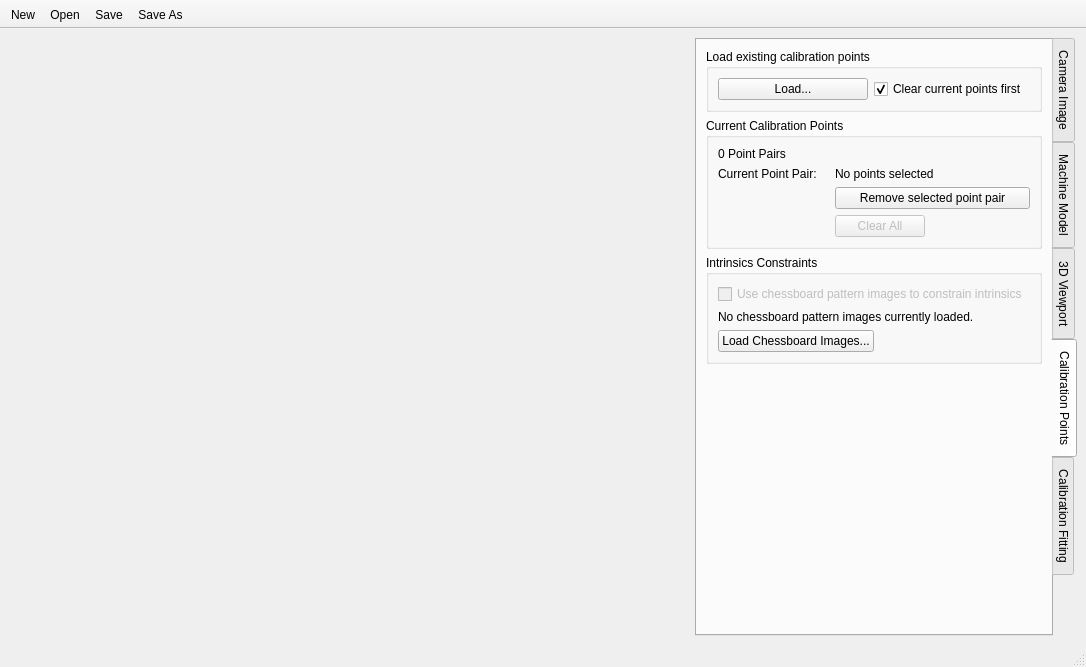
euratom-software/calcam, file calcam/gui/fitting_calib.ui: the form before one commit.
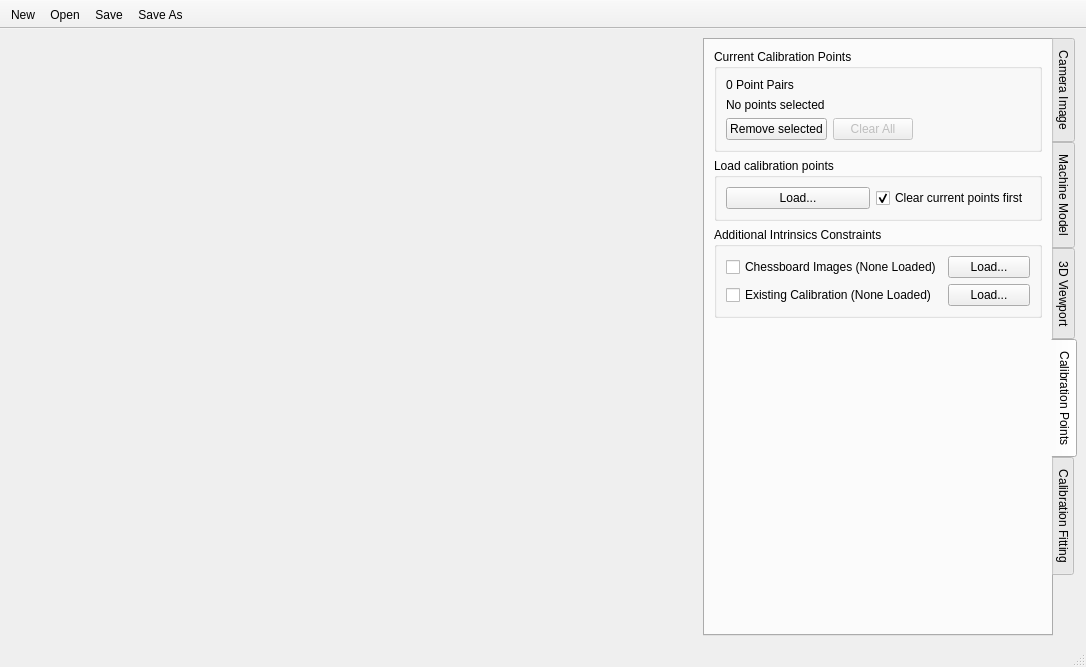
The form after the commit. The open tabs and pages were chosen to show the change.

Commit message: Point fitting calibration tool now more-or-less fully working!

Diff of the .ui file:
```diff
--- a/calcam/gui/fitting_calib.ui
+++ b/calcam/gui/fitting_calib.ui
@@ -1064,7 +1064,20 @@
         <string>Calibration Points</string>
        </attribute>
        <layout class="QGridLayout" name="gridLayout_11">
-        <item row="0" column="0" alignment="Qt::AlignTop">
+        <item row="6" column="0">
+         <spacer name="verticalSpacer_3">
+          <property name="orientation">
+           <enum>Qt::Vertical</enum>
+          </property>
+          <property name="sizeHint" stdset="0">
+           <size>
+            <width>20</width>
+            <height>40</height>
+           </size>
+          </property>
+         </spacer>
+        </item>
+        <item row="1" column="0" alignment="Qt::AlignTop">
          <widget class="QGroupBox" name="pointpairs_section">
           <property name="sizePolicy">
            <sizepolicy hsizetype="Preferred" vsizetype="Fixed">
@@ -1073,7 +1086,7 @@
            </sizepolicy>
           </property>
           <property name="title">
-           <string>Load existing calibration points</string>
+           <string>Load calibration points</string>
           </property>
           <layout class="QGridLayout" name="gridLayout_10">
            <item row="1" column="0">
@@ -1105,106 +1118,35 @@
           </layout>
          </widget>
         </item>
-        <item row="1" column="0">
-         <widget class="QGroupBox" name="pp_groupbox">
-          <property name="sizePolicy">
-           <sizepolicy hsizetype="Expanding" vsizetype="Preferred">
-            <horstretch>0</horstretch>
-            <verstretch>0</verstretch>
-           </sizepolicy>
-          </property>
-          <property name="title">
-           <string>Current Calibration Points</string>
-          </property>
-          <layout class="QGridLayout" name="gridLayout_12">
-           <item row="1" column="0" alignment="Qt::AlignTop">
-            <widget class="QLabel" name="label_22">
-             <property name="text">
-              <string>Current Point Pair:</string>
-             </property>
-            </widget>
-           </item>
-           <item row="2" column="1">
-            <widget class="QPushButton" name="del_pp_button">
-             <property name="enabled">
-              <bool>true</bool>
-             </property>
-             <property name="sizePolicy">
-              <sizepolicy hsizetype="Minimum" vsizetype="Fixed">
-               <horstretch>0</horstretch>
-               <verstretch>0</verstretch>
-              </sizepolicy>
-             </property>
-             <property name="maximumSize">
-              <size>
-               <width>16777215</width>
-               <height>16777215</height>
-              </size>
-             </property>
-             <property name="text">
-              <string>Remove selected point pair</string>
-             </property>
-            </widget>
-           </item>
-           <item row="1" column="1">
-            <widget class="QLabel" name="point_info_text">
-             <property name="sizePolicy">
-              <sizepolicy hsizetype="Expanding" vsizetype="Preferred">
-               <horstretch>0</horstretch>
-               <verstretch>0</verstretch>
-              </sizepolicy>
-             </property>
-             <property name="minimumSize">
-              <size>
-               <width>195</width>
-               <height>0</height>
-              </size>
-             </property>
-             <property name="maximumSize">
-              <size>
-               <width>195</width>
-               <height>16777215</height>
-              </size>
-             </property>
-             <property name="text">
-              <string>No points selected</string>
-             </property>
-            </widget>
-           </item>
-           <item row="3" column="1">
-            <widget class="QPushButton" name="clear_points_button">
-             <property name="enabled">
-              <bool>false</bool>
-             </property>
-             <property name="maximumSize">
-              <size>
-               <width>90</width>
-               <height>16777215</height>
-              </size>
-             </property>
-             <property name="text">
-              <string>Clear All</string>
-             </property>
-            </widget>
-           </item>
-           <item row="0" column="0" colspan="2">
-            <widget class="QLabel" name="n_pointpairs_text">
-             <property name="text">
-              <string>0 Point Pairs</string>
-             </property>
-            </widget>
-           </item>
-          </layout>
-         </widget>
-        </item>
-        <item row="3" column="0">
+        <item row="4" column="0">
          <widget class="QGroupBox" name="groupBox_3">
           <property name="title">
-           <string>Intrinsics Constraints</string>
+           <string>Additional Intrinsics Constraints</string>
           </property>
           <layout class="QGridLayout" name="gridLayout_14">
+           <item row="2" column="1">
+            <widget class="QPushButton" name="load_intrinsics_calib_button">
+             <property name="text">
+              <string>Load...</string>
+             </property>
+            </widget>
+           </item>
            <item row="2" column="0">
-            <widget class="QPushButton" name="chessboard_button">
+            <widget class="QCheckBox" name="intrinsics_calib_checkbox">
+             <property name="text">
+              <string>Existing Calibration (None Loaded)</string>
+             </property>
+            </widget>
+           </item>
+           <item row="0" column="0">
+            <widget class="QCheckBox" name="chessboard_checkbox">
+             <property name="text">
+              <string>Chessboard Images (None Loaded)</string>
+             </property>
+            </widget>
+           </item>
+           <item row="0" column="1">
+            <widget class="QPushButton" name="load_chessboard_button">
              <property name="maximumSize">
               <size>
                <width>16777215</width>
@@ -1212,11 +1154,26 @@
               </size>
              </property>
              <property name="text">
-              <string>Load Chessboard Images...</string>
+              <string>Load...</string>
              </property>
             </widget>
            </item>
-           <item row="2" column="1">
+          </layout>
+         </widget>
+        </item>
+        <item row="0" column="0">
+         <widget class="QGroupBox" name="pp_groupbox">
+          <property name="sizePolicy">
+           <sizepolicy hsizetype="MinimumExpanding" vsizetype="Preferred">
+            <horstretch>0</horstretch>
+            <verstretch>0</verstretch>
+           </sizepolicy>
+          </property>
+          <property name="title">
+           <string>Current Calibration Points</string>
+          </property>
+          <layout class="QGridLayout" name="gridLayout_12">
+           <item row="3" column="2">
             <spacer name="horizontalSpacer_4">
              <property name="orientation">
               <enum>Qt::Horizontal</enum>
@@ -1229,39 +1186,67 @@
              </property>
             </spacer>
            </item>
-           <item row="1" column="0" colspan="2">
-            <widget class="QLabel" name="chessboard_info">
+           <item row="0" column="0" colspan="3">
+            <widget class="QLabel" name="n_pointpairs_text">
+             <property name="sizePolicy">
+              <sizepolicy hsizetype="MinimumExpanding" vsizetype="Preferred">
+               <horstretch>0</horstretch>
+               <verstretch>0</verstretch>
+              </sizepolicy>
+             </property>
              <property name="text">
-              <string>No chessboard pattern images currently loaded.</string>
+              <string>0 Point Pairs</string>
              </property>
             </widget>
            </item>
-           <item row="0" column="0" colspan="2">
-            <widget class="QCheckBox" name="use_chessboard_checkbox">
+           <item row="2" column="0" colspan="3">
+            <widget class="QLabel" name="point_info_text">
+             <property name="sizePolicy">
+              <sizepolicy hsizetype="Expanding" vsizetype="Preferred">
+               <horstretch>0</horstretch>
+               <verstretch>0</verstretch>
+              </sizepolicy>
+             </property>
+             <property name="text">
+              <string>No points selected</string>
+             </property>
+            </widget>
+           </item>
+           <item row="3" column="0">
+            <widget class="QPushButton" name="del_pp_button">
+             <property name="enabled">
+              <bool>true</bool>
+             </property>
+             <property name="sizePolicy">
+              <sizepolicy hsizetype="Minimum" vsizetype="Fixed">
+               <horstretch>0</horstretch>
+               <verstretch>0</verstretch>
+              </sizepolicy>
+             </property>
+             <property name="maximumSize">
+              <size>
+               <width>16777215</width>
+               <height>16777215</height>
+              </size>
+             </property>
+             <property name="text">
+              <string>Remove selected</string>
+             </property>
+            </widget>
+           </item>
+           <item row="3" column="1">
+            <widget class="QPushButton" name="clear_points_button">
              <property name="enabled">
               <bool>false</bool>
              </property>
              <property name="text">
-              <string>Use chessboard pattern images to constrain intrinsics</string>
+              <string>Clear All</string>
              </property>
             </widget>
            </item>
           </layout>
          </widget>
         </item>
-        <item row="4" column="0">
-         <spacer name="verticalSpacer_3">
-          <property name="orientation">
-           <enum>Qt::Vertical</enum>
-          </property>
-          <property name="sizeHint" stdset="0">
-           <size>
-            <width>20</width>
-            <height>40</height>
-           </size>
-          </property>
-         </spacer>
-        </item>
        </layout>
       </widget>
       <widget class="QWidget" name="fitting_tab">
```
The commit also changes 8 other files.
